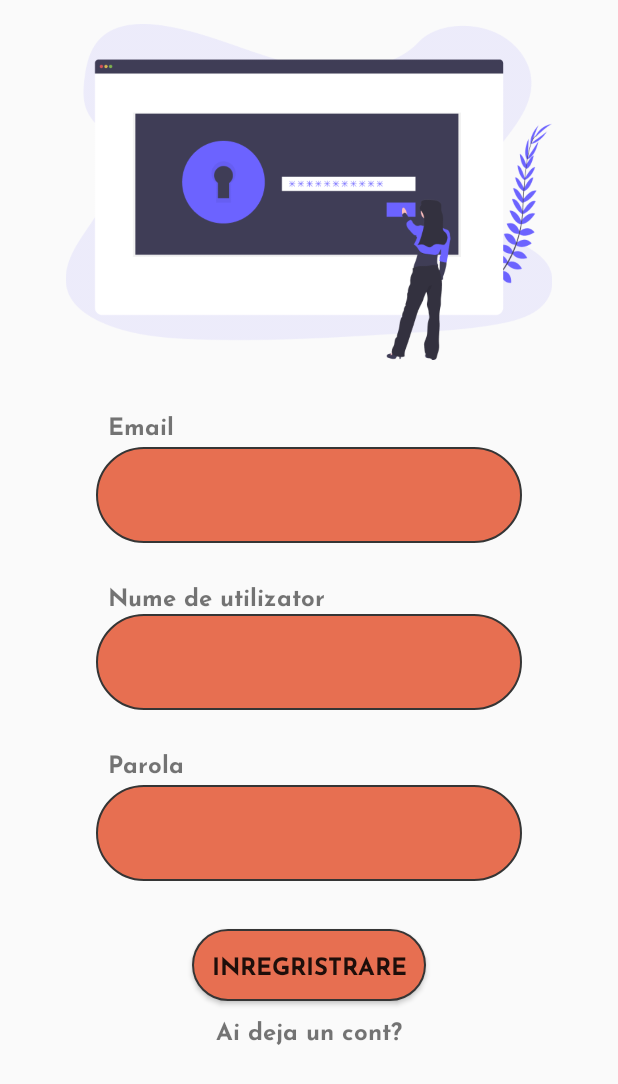
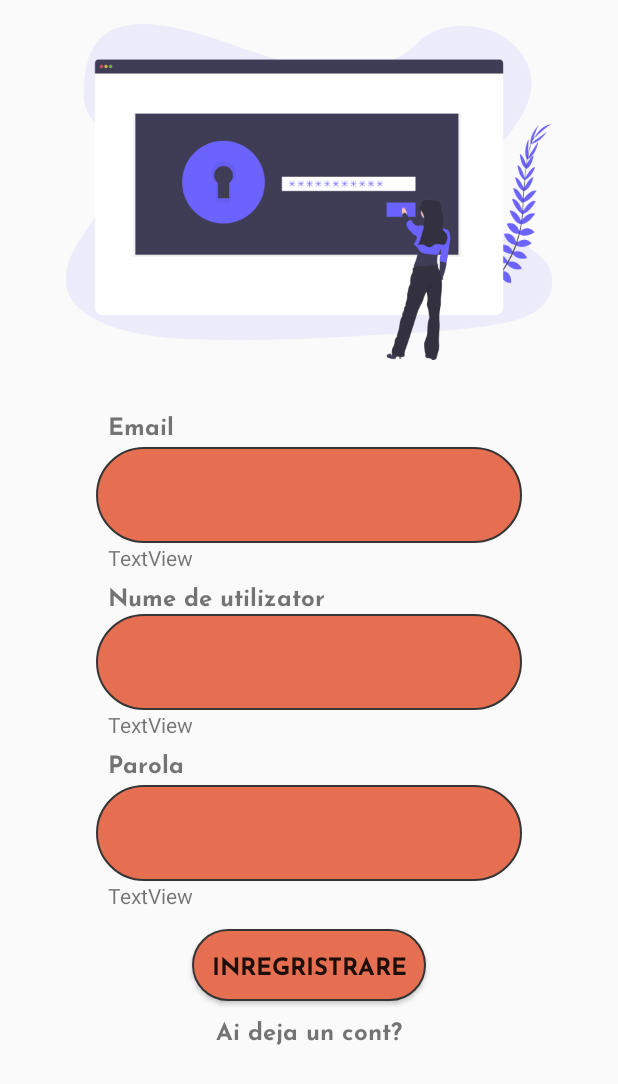
Before and after one commit to Cynerdus/Awaree, an Android app: the layout activity_startup_register.xml on its own in the app's theme, with its tools: preview values and no code run, on a phone screen of 412 x 824 dp. Shown: the top 1084 px of the screen. Run offline under Robolectric (Android 15) with nearby library versions, the phone set to English and light mode, and no system bars.

```diff
--- a/app/src/main/AndroidManifest.xml
+++ b/app/src/main/AndroidManifest.xml
@@ -9,6 +9,9 @@
         android:roundIcon="@mipmap/ic_launcher_round"
         android:supportsRtl="true"
         android:theme="@style/AppTheme">
+        <activity
+            android:name=".AccountSetupActivity"
+            android:exported="true" />
         <activity
             android:name=".IntroductionActivity"
             android:exported="true" />
--- a/app/src/main/java/com/awareeTeam/awaree/IntroductionActivity.java
+++ b/app/src/main/java/com/awareeTeam/awaree/IntroductionActivity.java
@@ -74,7 +74,7 @@ public class IntroductionActivity extends AppCompatActivity {
                         new Handler().postDelayed(new Runnable() {
                             @Override
                             public void run() {
-                                Intent intent = new Intent(IntroductionActivity.this, MainActivity.class);
+                                Intent intent = new Intent(IntroductionActivity.this, Login.class);
                                 startActivity(intent);
                                 finish();
                             }
--- a/app/src/main/res/layout/activity_startup_register.xml
+++ b/app/src/main/res/layout/activity_startup_register.xml
@@ -34,7 +34,7 @@
                 app:srcCompat="@drawable/login_02" />
 
             <EditText
-                android:id="@+id/loginEmail"
+                android:id="@+id/registerEmail"
                 android:layout_width="0dp"
                 android:layout_height="64dp"
                 android:layout_marginStart="64dp"
@@ -51,7 +51,7 @@
                 tools:ignore="SpeakableTextPresentCheck" />
 
             <EditText
-                android:id="@+id/loginUsername"
+                android:id="@+id/registerUsername"
                 android:layout_width="0dp"
                 android:layout_height="64dp"
                 android:layout_marginStart="64dp"
@@ -68,7 +68,7 @@
                 tools:ignore="SpeakableTextPresentCheck" />
 
             <EditText
-                android:id="@+id/loginPassword"
+                android:id="@+id/registerPassword"
                 android:layout_width="0dp"
                 android:layout_height="64dp"
                 android:layout_marginStart="64dp"
@@ -78,7 +78,7 @@
                 android:ems="10"
                 android:inputType="textPassword"
                 android:padding="16dp"
-                app:layout_constraintBottom_toTopOf="@+id/register"
+                app:layout_constraintBottom_toTopOf="@+id/registerButton"
                 app:layout_constraintEnd_toEndOf="parent"
                 app:layout_constraintHorizontal_bias="0.0"
                 app:layout_constraintStart_toStartOf="parent"
@@ -93,8 +93,8 @@
                 android:fontFamily="@font/josefinsans_bold"
                 android:textSize="16dp"
                 android:text="@string/email"
-                app:layout_constraintBottom_toTopOf="@+id/loginEmail"
-                app:layout_constraintStart_toStartOf="@+id/loginEmail" />
+                app:layout_constraintBottom_toTopOf="@+id/registerEmail"
+                app:layout_constraintStart_toStartOf="@+id/registerEmail" />
 
             <TextView
                 android:id="@+id/username"
@@ -105,8 +105,8 @@
                 android:fontFamily="@font/josefinsans_bold"
                 android:textSize="16dp"
                 android:text="@string/username"
-                app:layout_constraintBottom_toTopOf="@+id/loginUsername"
-                app:layout_constraintStart_toStartOf="@+id/loginUsername" />
+                app:layout_constraintBottom_toTopOf="@+id/registerUsername"
+                app:layout_constraintStart_toStartOf="@+id/registerUsername" />
 
             <TextView
                 android:id="@+id/passwor"
@@ -117,8 +117,8 @@
                 android:fontFamily="@font/josefinsans_bold"
                 android:textSize="16dp"
                 android:text="@string/password"
-                app:layout_constraintBottom_toTopOf="@+id/loginPassword"
-                app:layout_constraintStart_toStartOf="@+id/loginPassword" />
+                app:layout_constraintBottom_toTopOf="@+id/registerPassword"
+                app:layout_constraintStart_toStartOf="@+id/registerPassword" />
 
             <TextView
                 android:id="@+id/alreadyHaveAccount"
@@ -129,11 +129,11 @@
                 android:textSize="16dp"
                 android:text="@string/alreadyHaveAccount"
                 app:layout_constraintBottom_toBottomOf="parent"
-                app:layout_constraintEnd_toEndOf="@+id/register"
-                app:layout_constraintStart_toStartOf="@+id/register" />
+                app:layout_constraintEnd_toEndOf="@+id/registerButton"
+                app:layout_constraintStart_toStartOf="@+id/registerButton" />
 
             <Button
-                android:id="@+id/register"
+                android:id="@+id/registerButton"
                 android:layout_width="0dp"
                 android:layout_height="48dp"
                 android:layout_marginStart="128dp"
@@ -148,6 +148,30 @@
                 app:layout_constraintHorizontal_bias="0.0"
                 app:layout_constraintStart_toStartOf="parent" />
 
+            <TextView
+                android:id="@+id/errorEmailText"
+                android:layout_width="wrap_content"
+                android:layout_height="wrap_content"
+                android:text="TextView"
+                app:layout_constraintStart_toStartOf="@+id/email"
+                app:layout_constraintTop_toBottomOf="@+id/registerEmail" />
+
+            <TextView
+                android:id="@+id/errorUsernameText"
+                android:layout_width="wrap_content"
+                android:layout_height="wrap_content"
+                android:text="TextView"
+                app:layout_constraintStart_toStartOf="@+id/username"
+                app:layout_constraintTop_toBottomOf="@+id/registerUsername" />
+
+            <TextView
+                android:id="@+id/errorPasswordText"
+                android:layout_width="wrap_content"
+                android:layout_height="wrap_content"
+                android:text="TextView"
+                app:layout_constraintStart_toStartOf="@+id/passwor"
+                app:layout_constraintTop_toBottomOf="@+id/registerPassword" />
+
         </androidx.constraintlayout.widget.ConstraintLayout>
 
     </androidx.core.widget.NestedScrollView>
```
Also changed, not shown: app/src/main/java/com/awareeTeam/awaree/AccountSetupActivity.java (added, +14 -0 lines), app/src/main/java/com/awareeTeam/awaree/Login.java (+93 -3 lines), app/src/main/java/com/awareeTeam/awaree/MainActivity.java (+6 -3 lines), app/src/main/java/com/awareeTeam/awaree/Register.java (+124 -4 lines), app/src/main/java/com/awareeTeam/awaree/User.java (+10 -29 lines), app/src/main/res/layout/activity_account_setup.xml (added, +9 -0 lines), app/src/main/res/layout/activity_startup_login.xml (+24 -3 lines).
